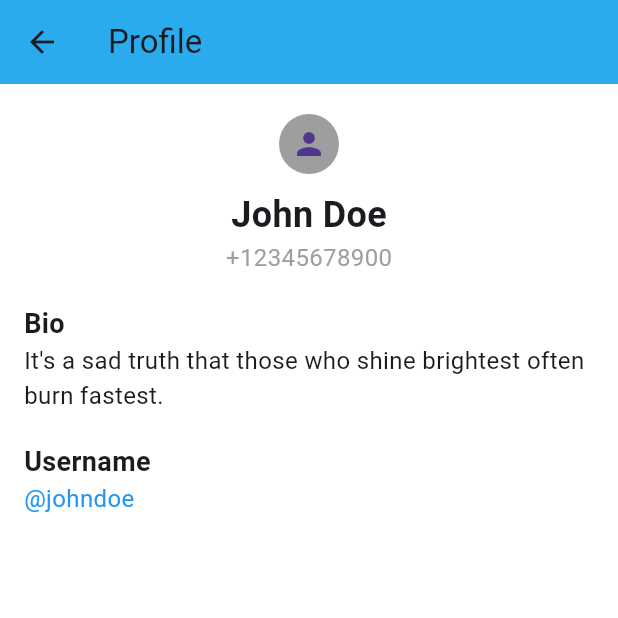
After one commit to Adoniyas7/telegram-clone, a Flutter app: the screen it shows after launch, in the side drawer, after a tap on "My Profile", on a phone screen of 412 x 824 dp, the top half of it. The commit adds this screen. Run offline on Flutter 3.47's test engine with Material 3 defaults, Android fonts, the phone set to English and light mode, and no system bars; network calls fail.

Commit message:
adding my profile screen

```diff
--- a/lib/screens/home_screen.dart
+++ b/lib/screens/home_screen.dart
@@ -6,6 +6,8 @@ import 'package:telegram_clone/widgets/stories/stories_bar.dart';
 import 'package:telegram_clone/widgets/chat/group_list.dart';
 import 'package:telegram_clone/widgets/chat/channel_list.dart';
 import 'package:telegram_clone/widgets/chat/bot_list.dart';
+import 'my_profile_screen.dart';
+
 
 class HomeScreen extends StatefulWidget {
   const HomeScreen({Key? key}) : super(key: key);
@@ -96,6 +98,21 @@ class _HomeScreenState extends State<HomeScreen>
           ),
         ),
         ListTile(
+  leading: const Icon(Icons.account_circle),
+  title: const Text('My Profile'),
+  onTap: () {
+    Navigator.push(
+      context,
+      MaterialPageRoute(builder: (context) => const MyProfileScreen()),
+    );
+  },
+),
+        ListTile(
+          leading: const Icon(Icons.account_balance_wallet),
+          title: const Text('Wallet'),
+          onTap: () {},
+        ),
+        ListTile(
           leading: const Icon(Icons.group),
           title: const Text('New Group'),
           onTap: () {},
@@ -125,10 +142,21 @@ class _HomeScreenState extends State<HomeScreen>
             );
           },
         ),
+        ListTile(
+          leading: const Icon(Icons.person_add),
+          title: const Text('Invite Friends'),
+          onTap: () {},
+        ),
+        ListTile(
+          leading: const Icon(Icons.info),
+          title: const Text('Telegram Features'),
+          onTap: () {},
+        ),
       ],
     ),
   );
 }
+
 
   void _showCreateOptions(BuildContext context) {
     showModalBottomSheet(
--- /dev/null
+++ b/lib/screens/my_profile_screen.dart
@@ -0,0 +1,59 @@
+import 'package:flutter/material.dart';
+
+class MyProfileScreen extends StatelessWidget {
+  const MyProfileScreen({Key? key}) : super(key: key);
+
+  @override
+  Widget build(BuildContext context) {
+    return Scaffold(
+      appBar: AppBar(
+        title: const Text('Profile'),
+      ),
+      body: Column(
+        crossAxisAlignment: CrossAxisAlignment.center,
+        children: [
+          const SizedBox(height: 20),
+          CircleAvatar(
+            backgroundColor: Colors.grey,
+            child: Icon(Icons.person),
+          ),
+          const SizedBox(height: 10),
+          const Text(
+            'John Doe',
+            style: TextStyle(fontSize: 24, fontWeight: FontWeight.bold),
+          ),
+          const Text(
+            '+12345678900',
+            style: TextStyle(fontSize: 16, color: Colors.grey),
+          ),
+          const SizedBox(height: 20),
+          Padding(
+            padding: const EdgeInsets.symmetric(horizontal: 16.0),
+            child: Column(
+              crossAxisAlignment: CrossAxisAlignment.start,
+              children: const [
+                Text(
+                  'Bio',
+                  style: TextStyle(fontSize: 18, fontWeight: FontWeight.bold),
+                ),
+                Text(
+                  "It's a sad truth that those who shine brightest often burn fastest.",
+                  style: TextStyle(fontSize: 16),
+                ),
+                SizedBox(height: 20),
+                Text(
+                  'Username',
+                  style: TextStyle(fontSize: 18, fontWeight: FontWeight.bold),
+                ),
+                Text(
+                  '@johndoe',
+                  style: TextStyle(fontSize: 16, color: Colors.blue),
+                ),
+              ],
+            ),
+          ),
+        ],
+      ),
+    );
+  }
+}
```
Also changed, not shown: lib/screens/call_screen.dart (+49 -33 lines). Lines whose indentation alone changed are shown as unchanged.
